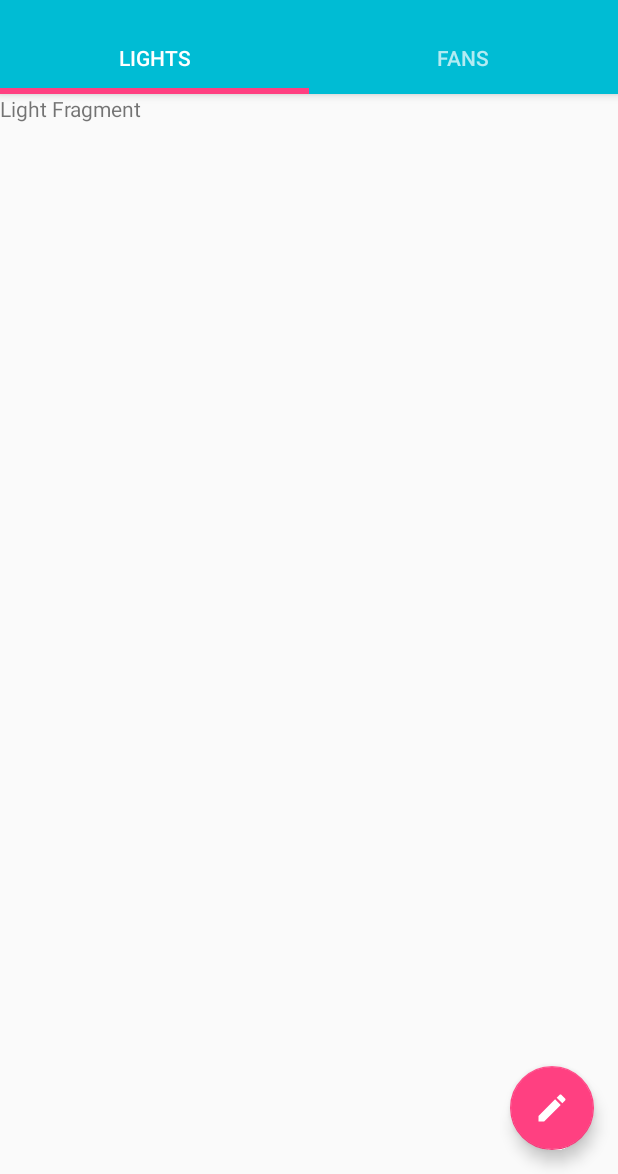
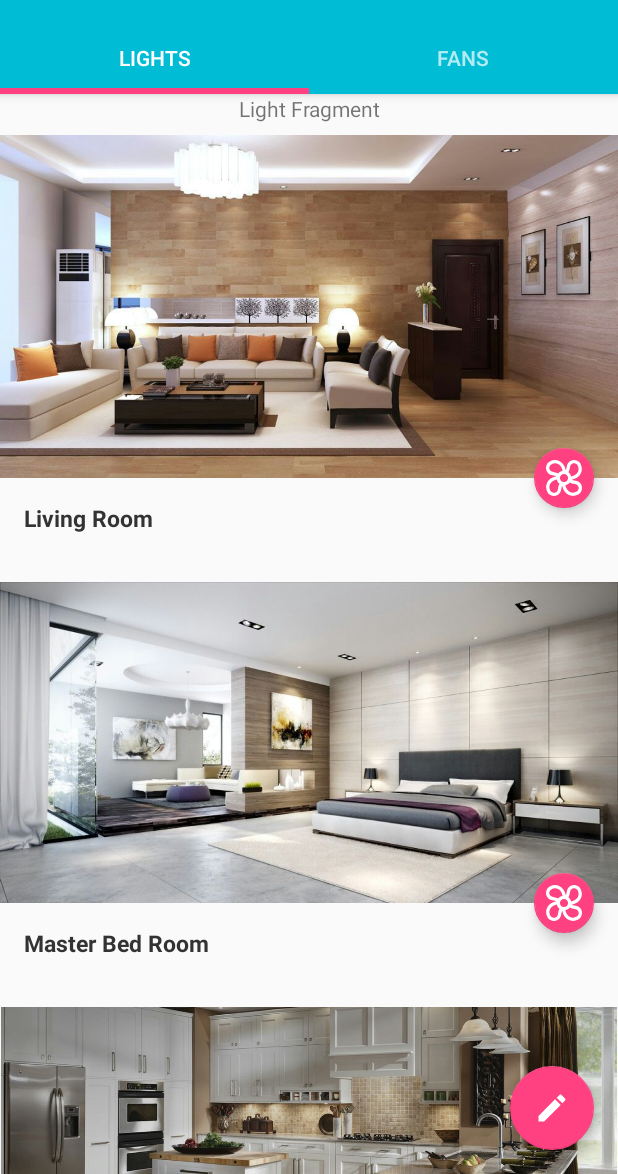
Before and after one commit to Jaideep5ingh/IntelliH, an Android app: the LightFragment screen opened directly, with no data from a screen before it, on a phone screen of 412 x 824 dp, the part 62-1236 px from its top. Run offline under Robolectric (Android 15) with nearby library versions, the phone set to English and light mode, and no system bars.

```diff
--- a/app/src/main/AndroidManifest.xml
+++ b/app/src/main/AndroidManifest.xml
@@ -11,7 +11,7 @@
         <activity
             android:name=".MainActivity"
             android:label="@string/app_name"
-            android:theme="@style/AppTheme.NoActionBar">
+            android:theme="@style/AppTheme">
             <intent-filter>
                 <action android:name="android.intent.action.MAIN" />
 
--- a/app/src/main/java/com/intelli/h/minor_t2/TabFragments/FanFragment.java
+++ b/app/src/main/java/com/intelli/h/minor_t2/TabFragments/FanFragment.java
@@ -1,8 +1,12 @@
 package com.intelli.h.minor_t2.TabFragments;
 
 
+import android.content.Context;
 import android.os.Bundle;
 import android.support.v4.app.Fragment;
+import android.support.v7.widget.DefaultItemAnimator;
+import android.support.v7.widget.LinearLayoutManager;
+import android.support.v7.widget.RecyclerView;
 import android.view.LayoutInflater;
 import android.view.View;
 import android.view.ViewGroup;
@@ -13,18 +17,29 @@ import com.intelli.h.minor_t2.R;
  * A simple {@link Fragment} subclass.
  */
 public class FanFragment extends Fragment {
-
+    Context context;
+    RecyclerView recyclerView;
 
     public FanFragment() {
         // Required empty public constructor
     }
 
-
     @Override
     public View onCreateView(LayoutInflater inflater, ViewGroup container,
                              Bundle savedInstanceState) {
+
+        View view = inflater.inflate(R.layout.fragment_fan, container, false);
+        context = view.getContext();
+        recyclerView = (RecyclerView) view.findViewById(R.id.recyclerView);
+        FanRecyclerViewAdapter mAdapter = new FanRecyclerViewAdapter(context);
+        RecyclerView.LayoutManager mLayoutManager = new LinearLayoutManager(context);
+        recyclerView.setLayoutManager(mLayoutManager);
+        recyclerView.setItemAnimator(new DefaultItemAnimator());
+        recyclerView.setNestedScrollingEnabled(true);
+        recyclerView.setAdapter(mAdapter);
+
         // Inflate the layout for this fragment
-        return inflater.inflate(R.layout.fragment_fan, container, false);
+        return view;
     }
 
 }
--- /dev/null
+++ b/app/src/main/java/com/intelli/h/minor_t2/TabFragments/FanRecyclerViewAdapter.java
@@ -0,0 +1,66 @@
+package com.intelli.h.minor_t2.TabFragments;
+
+import android.content.Context;
+import android.support.v7.widget.RecyclerView;
+import android.view.LayoutInflater;
+import android.view.View;
+import android.view.ViewGroup;
+import android.widget.ImageView;
+import android.widget.TextView;
+
+import com.intelli.h.minor_t2.R;
+
+import java.util.ArrayList;
+import java.util.List;
+
+/**
+ * Created by YASH on 16-Nov-16.
+ */
+
+public class FanRecyclerViewAdapter extends RecyclerView.Adapter<FanRecyclerViewAdapter.SexyViewHolder> {
+
+    List<String> roomNames = new ArrayList<>();
+    int[] imageAssets = new int[3];
+    Context context;
+
+    public FanRecyclerViewAdapter(Context context) {
+        roomNames.add("Living Room");
+        roomNames.add("Master Bed Room");
+        roomNames.add("Kitchen");
+        imageAssets[0] = (R.drawable.living_room);
+        imageAssets[1] = (R.drawable.bedroom);
+        imageAssets[2] = (R.drawable.kitchen);
+        this.context = context;
+    }
+
+
+    @Override
+    public FanRecyclerViewAdapter.SexyViewHolder onCreateViewHolder(ViewGroup parent, int viewType) {
+        View view = LayoutInflater.from(parent.getContext())
+                .inflate(R.layout.fan_tab_recycler_view_item, parent, false);
+        return new SexyViewHolder(view);
+    }
+
+    @Override
+    public void onBindViewHolder(FanRecyclerViewAdapter.SexyViewHolder holder, int position) {
+        holder.roomName.setText(roomNames.get(position));
+        holder.imageView.setImageResource(imageAssets[position]);
+    }
+
+    @Override
+    public int getItemCount() {
+        return roomNames.size();
+    }
+
+    public class SexyViewHolder extends RecyclerView.ViewHolder {
+        public TextView roomName;
+        public ImageView imageView;
+
+        public SexyViewHolder(View itemView) {
+            super(itemView);
+            roomName = (TextView) itemView.findViewById(R.id.textView);
+            imageView = (ImageView) itemView.findViewById(R.id.roomImage);
+
+        }
+    }
+}
--- a/app/src/main/java/com/intelli/h/minor_t2/TabFragments/LightFragment.java
+++ b/app/src/main/java/com/intelli/h/minor_t2/TabFragments/LightFragment.java
@@ -1,8 +1,12 @@
 package com.intelli.h.minor_t2.TabFragments;
 
 
+import android.content.Context;
 import android.os.Bundle;
 import android.support.v4.app.Fragment;
+import android.support.v7.widget.DefaultItemAnimator;
+import android.support.v7.widget.LinearLayoutManager;
+import android.support.v7.widget.RecyclerView;
 import android.view.LayoutInflater;
 import android.view.View;
 import android.view.ViewGroup;
@@ -13,18 +17,29 @@ import com.intelli.h.minor_t2.R;
  * A simple {@link Fragment} subclass.
  */
 public class LightFragment extends Fragment {
-
+    Context context;
+    RecyclerView recyclerView;
 
     public LightFragment() {
         // Required empty public constructor
     }
 
-
     @Override
     public View onCreateView(LayoutInflater inflater, ViewGroup container,
                              Bundle savedInstanceState) {
         // Inflate the layout for this fragment
-        return inflater.inflate(R.layout.fragment_light, container, false);
+        View view = inflater.inflate(R.layout.fragment_light, container, false);
+        context = view.getContext();
+        recyclerView = (RecyclerView) view.findViewById(R.id.recyclerView);
+        FanRecyclerViewAdapter mAdapter = new FanRecyclerViewAdapter(context);
+        RecyclerView.LayoutManager mLayoutManager = new LinearLayoutManager(context);
+        recyclerView.setLayoutManager(mLayoutManager);
+        recyclerView.setItemAnimator(new DefaultItemAnimator());
+        recyclerView.setNestedScrollingEnabled(true);
+        recyclerView.setAdapter(mAdapter);
+
+        // Inflate the layout for this fragment
+        return view;
     }
 
 }
--- /dev/null
+++ b/app/src/main/res/drawable/ventilating_fan.xml
@@ -0,0 +1,64 @@
+<?xml version="1.0" encoding="utf-8"?>
+<vector xmlns:android="http://schemas.android.com/apk/res/android"
+    android:width="164.97dp"
+    android:height="164.97dp"
+    android:viewportWidth="164.97"
+    android:viewportHeight="164.97">
+
+    <path
+        android:fillColor="#FFFFFFFF"
+        android:pathData="M153.679,103.607 C145.731,97.026,137.546,95.642,130.325,94.421
+C125.53,93.61,121.61,92.938,118.157,90.952
+C137.47,86.757,151.966,76.79,159.395,62.387
+C166.518,48.578,166.043,32.073,158.096,17.108
+C153.278,8.022,142.816,1.391,131.445,0.215
+C120.519,-0.914,110.352,3.128,103.54,11.321
+C96.96,19.269,95.576,27.454,94.355,34.675
+C93.55,39.436,92.881,43.333,90.929,46.768
+C86.738,27.445,76.769,12.942,62.362,5.509
+C48.553,-1.614,32.048,-1.141,17.08,6.806 C7.993,11.626,1.362,22.088,0.186,33.461
+C-0.943,44.386,3.1,54.552,11.292,61.363
+C19.241,67.944,27.426,69.328,34.647,70.549
+C39.443,71.36,43.363,72.032,46.817,74.019
+C27.503,78.213,13.007,88.18,5.577,102.583
+C-1.546,116.392,-1.072,132.897,6.875,147.863
+C11.694,156.95,22.157,163.581,33.53,164.756
+C34.736,164.881,35.931,164.943,37.115,164.943
+C46.657,164.943,55.372,160.938,61.431,153.651
+C68.012,145.703,69.396,137.518,70.617,130.297
+C71.422,125.536,72.091,121.638,74.043,118.203
+C78.234,137.526,88.203,152.029,102.61,159.461
+C109.109,162.814,116.204,164.483,123.456,164.483
+C131.613,164.483,139.968,162.37,147.891,158.163
+C156.978,153.344,163.608,142.881,164.784,131.508
+C165.913,120.584,161.87,110.418,153.679,103.607 Z M82.485,101.144
+C72.196,101.144,63.825,92.773,63.825,82.485 S72.196,63.826,82.485,63.826
+S101.145,72.197,101.145,82.485 S92.774,101.144,82.485,101.144 Z M109.144,37.175
+C110.182,31.037,111.078,25.736,115.082,20.899
+C119.943,15.054,126.453,14.778,129.9,15.135
+C136.235,15.79,142.38,19.491,144.845,24.14
+C150.537,34.857,150.97,45.998,146.063,55.511
+C140.811,65.694,130.1,72.887,115.542,76.174
+C113.97,67.926,109.381,60.737,102.967,55.802
+C107.048,49.493,108.184,42.849,109.144,37.175 Z M20.87,49.82
+C15.025,44.96,14.75,38.451,15.107,35.004
+C15.762,28.667,19.463,22.522,24.112,20.057
+C34.831,14.366,45.973,13.934,55.484,18.84
+C65.683,24.101,72.884,34.837,76.163,49.43
+C67.933,51.001,60.76,55.577,55.828,61.97
+C49.504,57.862,42.838,56.721,37.148,55.759
+C31.009,54.721,25.707,53.825,20.87,49.82 Z M55.827,127.795
+C54.789,133.933,53.892,139.234,49.887,144.072
+C45.027,149.917,38.514,150.192,35.072,149.835
+C28.736,149.18,22.59,145.479,20.125,140.831
+C14.433,130.113,14.001,118.972,18.908,109.459
+C24.16,99.277,34.87,92.083,49.428,88.798 C51,97.046,55.59,104.234,62.004,109.169
+C57.923,115.477,56.786,122.122,55.827,127.795 Z M149.864,129.966
+C149.209,136.303,145.508,142.448,140.86,144.913
+C130.141,150.605,119.001,151.037,109.487,146.13
+C99.288,140.869,92.087,130.133,88.809,115.539
+C97.039,113.968,104.212,109.393,109.144,102.998
+C115.468,107.107,122.134,108.248,127.823,109.21
+C133.961,110.248,139.262,111.144,144.1,115.149
+C149.945,120.01,150.22,126.519,149.864,129.966 Z" />
+</vector>
--- /dev/null
+++ b/app/src/main/res/layout/fan_tab_recycler_view_item.xml
@@ -0,0 +1,49 @@
+<?xml version="1.0" encoding="utf-8"?>
+<LinearLayout xmlns:android="http://schemas.android.com/apk/res/android"
+    xmlns:app="http://schemas.android.com/apk/res-auto"
+    android:layout_width="match_parent"
+    android:layout_height="wrap_content"
+    android:layout_marginTop="8dp"
+    android:layout_marginBottom="8dp"
+    android:orientation="vertical">
+
+    <android.support.design.widget.CoordinatorLayout
+        android:layout_width="match_parent"
+        android:layout_height="wrap_content">
+
+        <LinearLayout
+            android:layout_width="match_parent"
+            android:layout_height="match_parent"
+            android:orientation="vertical">
+
+            <ImageView
+                android:id="@+id/roomImage"
+                android:layout_width="match_parent"
+                android:layout_height="wrap_content"
+                android:adjustViewBounds="true"
+                android:src="@drawable/living_room" />
+
+            <TextView
+                android:id="@+id/textView"
+                android:layout_width="match_parent"
+                android:layout_height="wrap_content"
+                android:text="Living Room"
+                android:textColor="#333"
+                android:textSize="15sp"
+                android:textStyle="bold"
+                android:padding="16dp" />
+
+        </LinearLayout>
+
+        <android.support.design.widget.FloatingActionButton
+            android:layout_width="wrap_content"
+            android:layout_height="wrap_content"
+            android:layout_margin="16dp"
+            app:fabSize="mini"
+            android:src="@drawable/ventilating_fan"
+            app:layout_anchor="@id/textView"
+            app:layout_anchorGravity="end" />
+
+    </android.support.design.widget.CoordinatorLayout>
+
+</LinearLayout>
--- a/app/src/main/res/layout/fragment_light.xml
+++ b/app/src/main/res/layout/fragment_light.xml
@@ -1,13 +1,26 @@
 <FrameLayout xmlns:android="http://schemas.android.com/apk/res/android"
+    xmlns:app="http://schemas.android.com/apk/res-auto"
     xmlns:tools="http://schemas.android.com/tools"
     android:layout_width="match_parent"
     android:layout_height="match_parent"
     tools:context="com.intelli.h.minor_t2.TabFragments.LightFragment">
 
     <!-- TODO: Update blank fragment layout -->
-    <TextView
+    <LinearLayout
         android:layout_width="match_parent"
         android:layout_height="match_parent"
-        android:text="Light Fragment" />
+        android:orientation="vertical">
+
+        <TextView
+            android:layout_width="match_parent"
+            android:layout_height="wrap_content"
+            android:gravity="center"
+            android:text="Light Fragment" />
+
+        <android.support.v7.widget.RecyclerView
+            android:id="@+id/recyclerView"
+            android:layout_width="match_parent"
+            android:layout_height="match_parent" />
+    </LinearLayout>
 
 </FrameLayout>
--- a/app/src/main/res/values-v23/styles.xml
+++ b/app/src/main/res/values-v23/styles.xml
@@ -9,7 +9,7 @@
         <item name="windowNoTitle">true</item>
         <!-- to change the notification bar icons tint -->
         <item name="android:windowLightStatusBar">true</item>
-        <item name="android:statusBarColor">#00B0FF</item>
+        <item name="android:statusBarColor">#00E5FF</item>
 
     </style>
 </resources>
```
Also changed, not shown: app/src/main/java/com/intelli/h/minor_t2/TabFragments/LightRecyclerViewAdapter.java (added, +66 -0 lines), app/src/main/res/drawable/ic_lightbulb.xml (added, +9 -0 lines), app/src/main/res/layout/fragment_fan.xml (+15 -2 lines), app/src/main/res/layout/light_tab_recycler_view_item.xml (added, +49 -0 lines), app/src/main/res/drawable/bedroom.jpg (added), app/src/main/res/drawable/kitchen.jpg (added), app/src/main/res/drawable/living_room.jpg (added).
